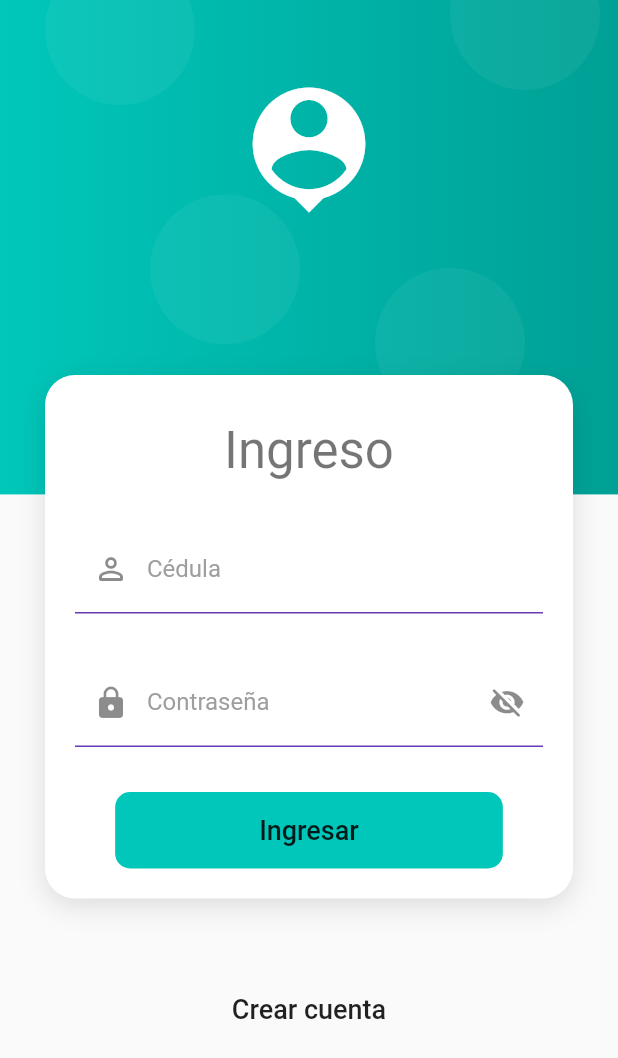
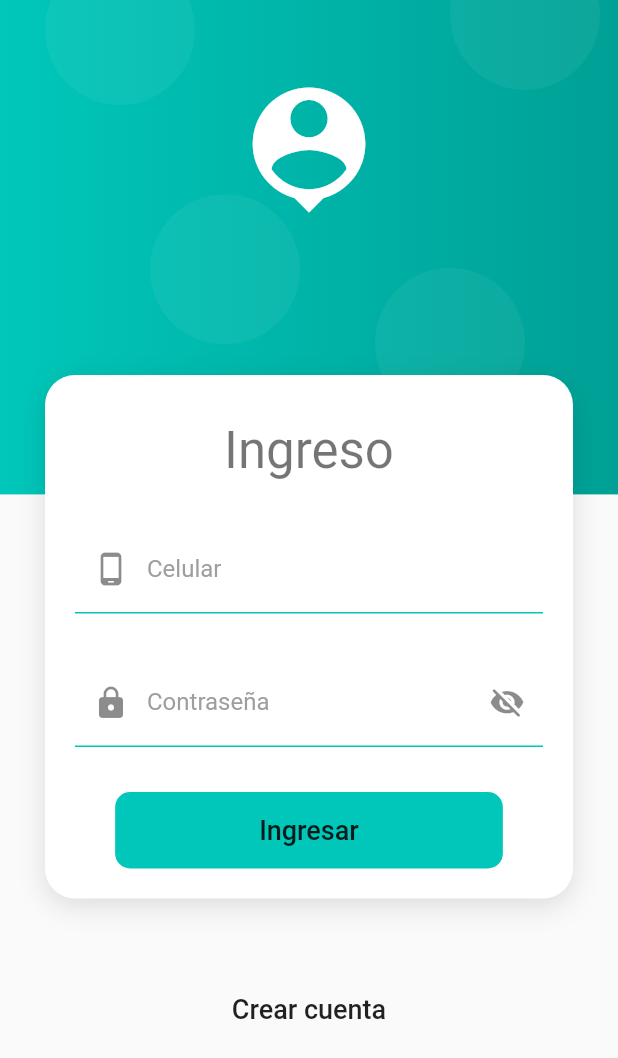
Before and after one commit to SanabriaNatalia/HackatonPorLaPaz, a Flutter app: the screen it shows after launch, on a phone screen of 412 x 824 dp. Shown: the top 1058 px of the screen. Run offline on Flutter 3.47's test engine with Material 2 defaults, Android fonts, the light colour scheme and no system bars.

Commit message:
login and sign up

```diff
--- a/lib/main.dart
+++ b/lib/main.dart
@@ -1,5 +1,7 @@
 import 'package:flutter/material.dart';
+import 'package:flutter/services.dart';
 import 'package:gabo/screens/login_screen.dart';
+import 'package:gabo/screens/register_screen.dart';
 import 'package:gabo/widgets/bottom_navigator.dart';
 
 void main() => runApp(const Diametro());
@@ -9,11 +11,16 @@ class Diametro extends StatelessWidget {
 
   @override
   Widget build(BuildContext context) {
+    SystemChrome.setPreferredOrientations([
+      DeviceOrientation.portraitUp,
+      DeviceOrientation.portraitDown,
+    ]);
     return MaterialApp(
       debugShowCheckedModeBanner: false,
       initialRoute: LoginScreen.routeName,
       routes: {
         LoginScreen.routeName: (_) => const LoginScreen(),
+        RegisterScreen.routeName: (_) => const RegisterScreen(),
         BottomNavigator.routeName: (_) => const BottomNavigator(),
       },
     );
--- a/lib/screens/login_screen.dart
+++ b/lib/screens/login_screen.dart
@@ -51,20 +51,21 @@ class _LoginForm extends StatelessWidget {
         child: Column(children: [
           TextFormField(
             autocorrect: false,
-            keyboardType: TextInputType.emailAddress,
+            keyboardType: TextInputType.number,
             onChanged: (value) => {},
             decoration: InputDecorations.authInputDecoration(
                 hintText: "",
-                labelText: "Cédula",
-                prefixIcon: Icons.perm_identity_rounded),
+                labelText: "Celular",
+                prefixIcon: Icons.phone_android_rounded),
             validator: (value) {
               if (value != null && value.isEmpty) {
-                return "El correo electrónico es requerido";
+                return 'Ingrese su celular';
               }
-              String pattern =
-                  r'^(([^<>()[\]\\.,;:\s@\"]+(\.[^<>()[\]\\.,;:\s@\"]+)*)|(\".+\"))@((\[[0-9]{1,3}\.[0-9]{1,3}\.[0-9]{1,3}\.[0-9]{1,3}\])|(([a-zA-Z\-0-9]+\.)+[a-zA-Z]{2,}))$';
+              String pattern = r'(3[0-9]{9})';
               RegExp regExp = RegExp(pattern);
-              return regExp.hasMatch(value ?? "") ? null : "Correo inválido";
+              return regExp.hasMatch(value ?? "")
+                  ? null
+                  : "Numero de celular inválido";
             },
           ),
           const SizedBox(height: 30),
@@ -74,7 +75,7 @@ class _LoginForm extends StatelessWidget {
               keyboardType: TextInputType.text,
               onChanged: (value) => {},
               decoration: InputDecorations.authInputDecoration(
-                  hintText: "*********",
+                  hintText: "",
                   labelText: "Contraseña",
                   prefixIcon: Icons.lock,
                   isPassword: true),
--- a/lib/ui/input_decoration.dart
+++ b/lib/ui/input_decoration.dart
@@ -8,10 +8,10 @@ class InputDecorations {
       bool isPassword = false}) {
     return InputDecoration(
       enabledBorder: const UnderlineInputBorder(
-        borderSide: BorderSide(color: Colors.deepPurple),
+        borderSide: BorderSide(color: Color.fromARGB(255, 0, 199, 186)),
       ),
       focusedBorder: const UnderlineInputBorder(
-        borderSide: BorderSide(color: Colors.deepPurple, width: 2),
+        borderSide: BorderSide(color: Color.fromARGB(255, 0, 199, 186)),
       ),
       labelText: labelText,
       labelStyle: const TextStyle(color: Colors.grey),
--- a/lib/widgets/auth_text_button.dart
+++ b/lib/widgets/auth_text_button.dart
@@ -16,7 +16,8 @@ class AuthTextButton extends StatelessWidget {
       onPressed: onPressed,
       style: ButtonStyle(
           shape: MaterialStateProperty.all(const StadiumBorder()),
-          overlayColor: MaterialStateProperty.all(Colors.indigo.withAlpha(25))),
+          overlayColor: MaterialStateProperty.all(
+              const Color.fromARGB(255, 0, 199, 186))),
       child: Text(
         text,
         style: const TextStyle(
--- a/pubspec.yaml
+++ b/pubspec.yaml
@@ -37,6 +37,7 @@ dependencies:
   # Use with the CupertinoIcons class for iOS style icons.
   cupertino_icons: ^1.0.2
   provider: ^6.0.4
+  flutter_sms: ^2.3.3
 
 dev_dependencies:
   flutter_test:
```
Also changed, not shown: lib/screens/register_screen.dart (+121 -3 lines), pubspec.lock, 5 other files.
